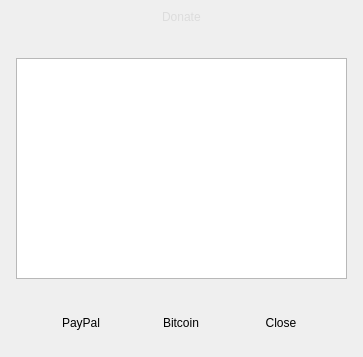
Qt form app/donate.ui (CineEncoder/cine-encoder) before a commit.
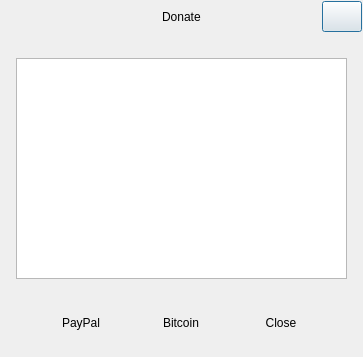
The same form after that commit. Icons and pictures are not drawn.

```diff
--- a/app/donate.ui
+++ b/app/donate.ui
@@ -205,18 +205,6 @@
               <property name="toolTip">
                <string>Close</string>
               </property>
-              <property name="styleSheet">
-               <string notr="true">QPushButton {	
-	border: none;
-	background-color: transparent;
-}
-QPushButton:hover {
-	background-color: rgb(52, 59, 72);
-}
-QPushButton:pressed {	
-	background-color: rgb(85, 170, 255);
-}</string>
-              </property>
               <property name="text">
                <string/>
               </property>
@@ -247,13 +235,6 @@
             </item>
             <item row="0" column="2">
              <widget class="QLabel" name="label_title">
-              <property name="styleSheet">
-               <string notr="true">QLabel {	
-	background-color: transparent;
-	color: rgb(220, 220, 220);
-}
-</string>
-              </property>
               <property name="text">
                <string>Donate</string>
               </property>
```
Left out of the diff: 4 changed lines with no effect on the pictures.
